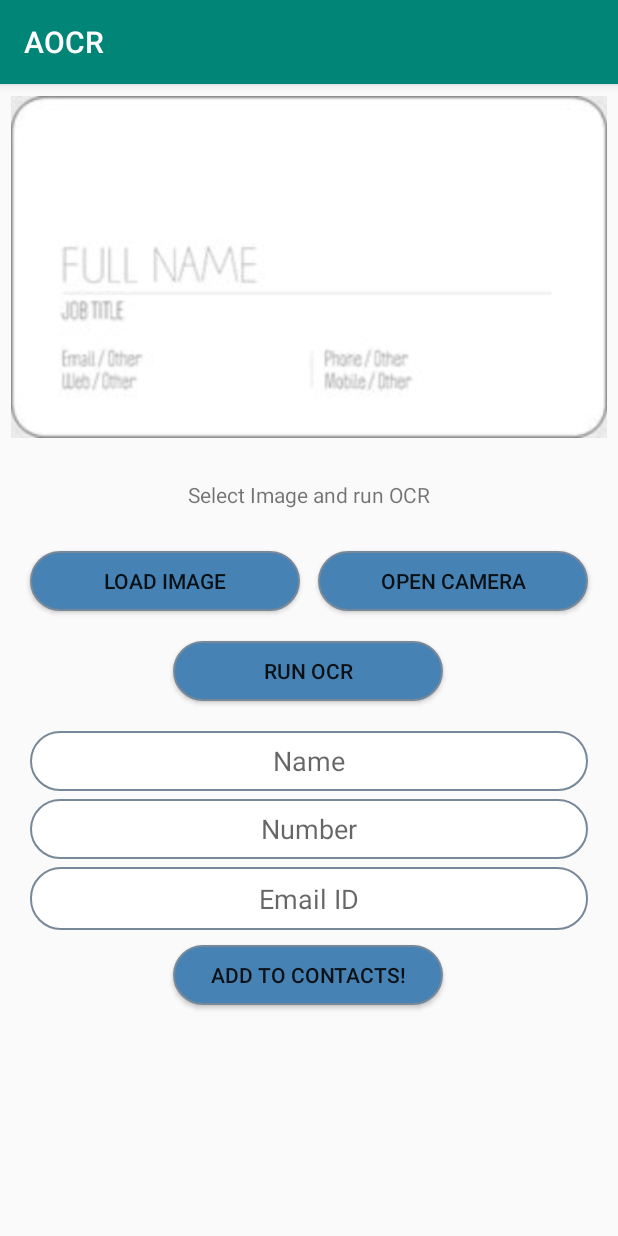
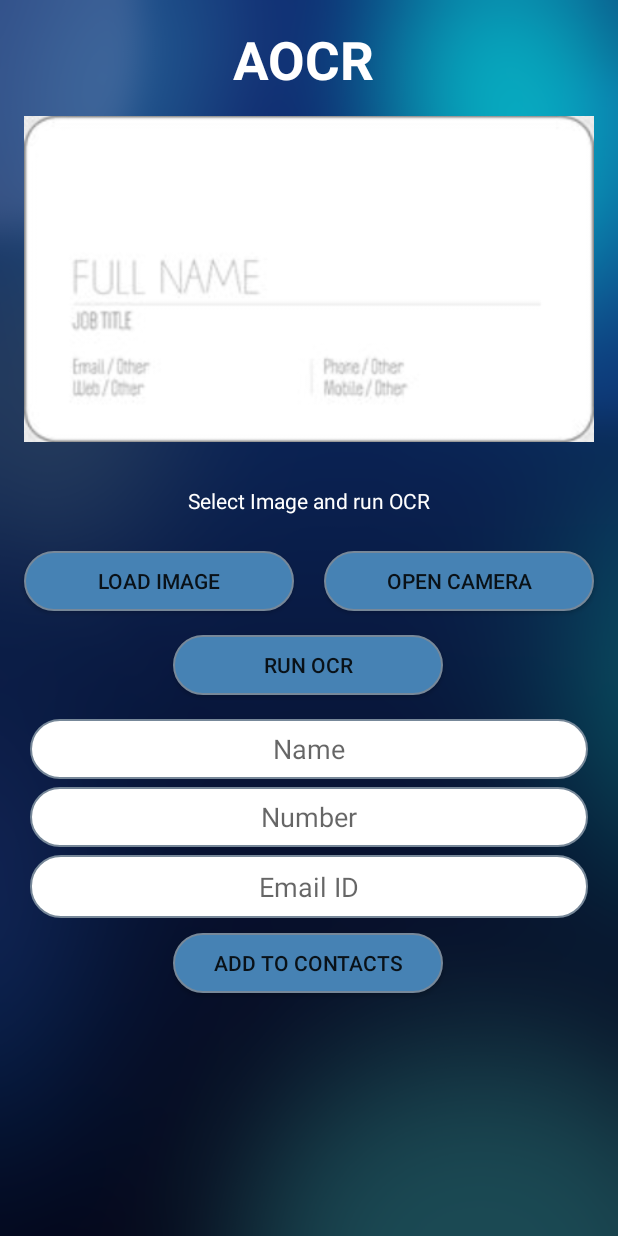
Before and after one commit to shahaayush1999/AOCR, an Android app: the screen it shows after launch (MainActivity), on a phone screen of 412 x 824 dp. Run offline under Robolectric (Android 15) with nearby library versions, the phone set to English and light mode, and no system bars; libraries missing offline, so code that uses them is left out: com.googlecode.tesseract; 2 statements that could not run were skipped.

Commit message:
Material design, removal of title bar and changes in spacing between UI elements

```diff
--- a/app/src/main/res/layout/activity_main.xml
+++ b/app/src/main/res/layout/activity_main.xml
@@ -5,23 +5,28 @@
     android:id="@+id/constraintLayout"
     android:layout_width="match_parent"
     android:layout_height="match_parent"
+    android:background="@drawable/background"
     tools:context=".MainActivity">
 
     <ImageView
         android:id="@+id/imageView"
-        android:layout_width="match_parent"
+        android:layout_width="0dp"
         android:layout_height="228dp"
-        android:layout_marginTop="8dp"
+        android:layout_marginStart="16dp"
+        android:layout_marginTop="16dp"
+        android:layout_marginEnd="16dp"
         android:src="@drawable/test_image0"
-        app:layout_constraintTop_toTopOf="parent"
-        tools:layout_editor_absoluteX="8dp" />
+        app:layout_constraintEnd_toEndOf="parent"
+        app:layout_constraintHorizontal_bias="1.0"
+        app:layout_constraintStart_toStartOf="parent"
+        app:layout_constraintTop_toBottomOf="@+id/textView8" />
 
     <Button
         android:id="@+id/textView7"
         android:layout_width="180dp"
         android:layout_height="40dp"
-        android:layout_marginStart="20dp"
-        android:layout_marginTop="20dp"
+        android:layout_marginStart="16dp"
+        android:layout_marginTop="16dp"
         android:background="@drawable/rounded_button"
         android:gravity="center"
         android:text="@string/loadImage"
@@ -34,7 +39,7 @@
         android:layout_width="180dp"
         android:layout_height="40dp"
         android:layout_marginStart="8dp"
-        android:layout_marginTop="20dp"
+        android:layout_marginTop="16dp"
         android:layout_marginEnd="8dp"
         android:background="@drawable/rounded_button"
         android:gravity="center"
@@ -50,11 +55,12 @@
         android:layout_width="match_parent"
         android:layout_height="35dp"
         android:layout_marginStart="8dp"
-        android:layout_marginTop="20dp"
+        android:layout_marginTop="16dp"
         android:layout_marginEnd="8dp"
         android:background="@android:color/transparent"
         android:gravity="center"
         android:text="@string/statusPleaseLoadImage"
+        android:textColor="@color/white"
         app:layout_constraintEnd_toEndOf="parent"
         app:layout_constraintHorizontal_bias="1.0"
         app:layout_constraintStart_toStartOf="parent"
@@ -66,7 +72,7 @@
         android:layout_width="0dp"
         android:layout_height="40dp"
         android:layout_marginStart="20dp"
-        android:layout_marginTop="20dp"
+        android:layout_marginTop="16dp"
         android:layout_marginEnd="20dp"
         android:autofillHints="AUTOFILL_HINT_NAME"
         android:background="@drawable/rounded_edittext"
@@ -117,22 +123,22 @@
         android:layout_width="180dp"
         android:layout_height="40dp"
         android:layout_margin="10dp"
-        android:layout_marginTop="20dp"
+        android:layout_marginTop="16dp"
         android:background="@drawable/rounded_button"
         android:gravity="center"
-        android:text="@string/addtocontacts"
+        android:text="@string/addToContacts"
         app:layout_constraintHorizontal_bias="0.498"
         app:layout_constraintLeft_toLeftOf="parent"
         app:layout_constraintRight_toRightOf="parent"
         app:layout_constraintTop_toBottomOf="@+id/textView5"
-        tools:text="@string/addtocontacts" />
+        tools:text="@string/addToContacts" />
 
     <Button
         android:id="@+id/button"
         android:layout_width="180dp"
         android:layout_height="40dp"
-        android:layout_marginTop="20dp"
-        android:layout_marginEnd="20dp"
+        android:layout_marginTop="16dp"
+        android:layout_marginEnd="16dp"
         android:background="@drawable/rounded_button"
         android:gravity="center"
         android:text="@string/openCamera"
@@ -145,8 +151,23 @@
         android:layout_width="40dp"
         android:layout_height="40dp"
         android:layout_marginStart="10dp"
-        android:layout_marginTop="20dp"
+        android:layout_marginTop="16dp"
         android:indeterminate="true"
         app:layout_constraintStart_toEndOf="@+id/textView"
         app:layout_constraintTop_toBottomOf="@+id/textView7" />
+
+    <TextView
+        android:id="@+id/textView8"
+        android:layout_width="401dp"
+        android:layout_height="40dp"
+        android:layout_marginTop="16dp"
+        android:layout_marginEnd="8dp"
+        android:gravity="center"
+        android:text="@string/app_name"
+        android:textColor="@color/white"
+        android:textSize="35dp"
+        android:textStyle="bold"
+        app:layout_constraintEnd_toEndOf="parent"
+        app:layout_constraintStart_toStartOf="parent"
+        app:layout_constraintTop_toTopOf="parent" />
 </androidx.constraintlayout.widget.ConstraintLayout>
--- a/app/src/main/res/values/colors.xml
+++ b/app/src/main/res/values/colors.xml
@@ -1,8 +1,8 @@
 <?xml version="1.0" encoding="utf-8"?>
 <resources>
-    <color name="colorPrimary">#008577</color>
-    <color name="colorPrimaryDark">#00574B</color>
-    <color name="colorAccent">#D81B60</color>
+    <color name="colorPrimary">#1e88e5</color>
+    <color name="colorPrimaryDark">#005cb2</color>
+    <color name="colorAccent">#6ec6ff</color>
     <color name="white">#FFFFFF</color>
     <color name="ivory">#FFFFF0</color>
     <color name="light_yellow">#FFFFE0</color>
--- a/app/src/main/res/values/strings.xml
+++ b/app/src/main/res/values/strings.xml
@@ -1,6 +1,6 @@
 <resources>
     <string name="app_name">AOCR</string>
-    <string name="addtocontacts">Add to Contacts!</string>
+    <string name="addToContacts">Add to Contacts</string>
     <string name="runOCR">Run OCR</string>
     <string name="loadImage">Load Image</string>
     <string name="openCamera">Open Camera</string>
--- a/app/src/main/res/values/styles.xml
+++ b/app/src/main/res/values/styles.xml
@@ -1,7 +1,7 @@
 <resources>
 
     <!-- Base application theme. -->
-    <style name="AppTheme" parent="Theme.AppCompat.Light.DarkActionBar">
+    <style name="AppTheme" parent="Theme.AppCompat.Light.NoActionBar">
         <!-- Customize your theme here. -->
         <item name="colorPrimary">@color/colorPrimary</item>
         <item name="colorPrimaryDark">@color/colorPrimaryDark</item>
```
Also changed, not shown: app/src/main/java/com/example/aocr/MainActivity.java (+11 -31 lines), app/src/main/res/drawable/background.png (added).
